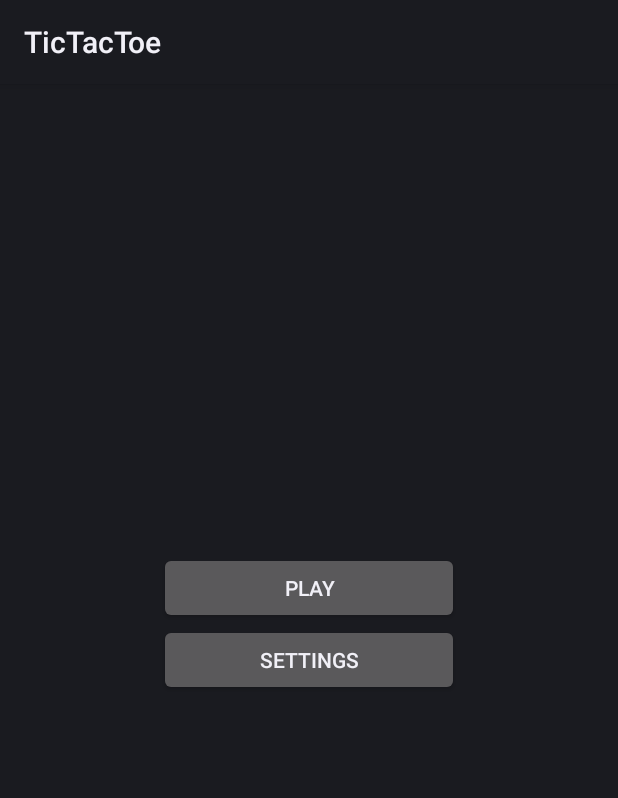
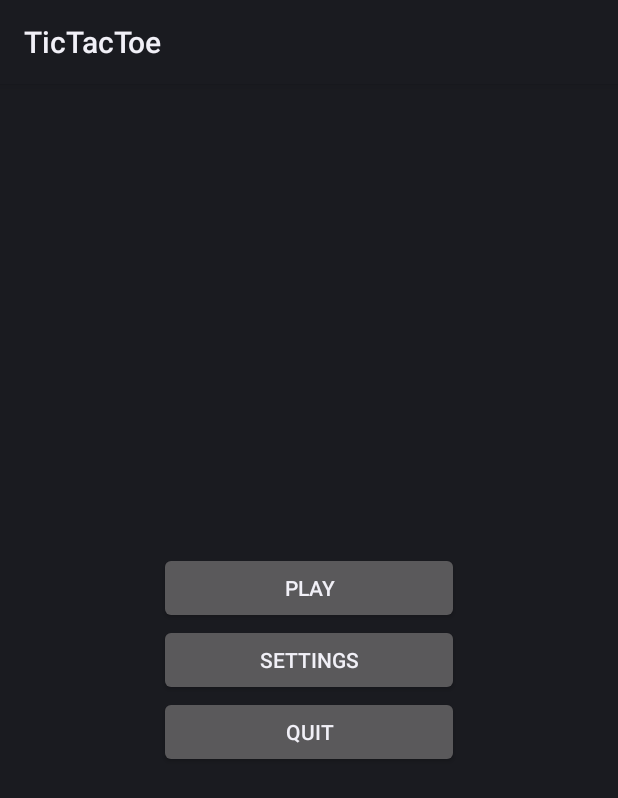
Before and after one commit to anasmohammed361/Tic-Tac-Toe, an Android app: the layout activity_main.xml on its own in the app's theme, with its tools: preview values and no code run, on a phone screen of 412 x 824 dp. Shown: the top 798 px of the screen. Run offline under Robolectric (Android 15) with nearby library versions, the phone set to English and light mode, and no system bars.

```diff
--- a/app/src/main/java/com/example/tictactoe/MainActivity.kt
+++ b/app/src/main/java/com/example/tictactoe/MainActivity.kt
@@ -12,6 +12,7 @@ class MainActivity : AppCompatActivity() {
         setContentView(R.layout.activity_main)
         var btnSettings=findViewById<Button>(R.id.settings_btn)
         var btnPlay=findViewById<Button>(R.id.play_btn)
+        var btnQuit=findViewById<Button>(R.id.quit_btn)
 
         btnPlay.setOnClickListener {
             var intent = Intent(applicationContext,GameActivity::class.java)
@@ -21,5 +22,8 @@ class MainActivity : AppCompatActivity() {
             var intent = Intent(applicationContext,SettingsActivity::class.java)
             startActivity(intent)
         }
+        btnQuit.setOnClickListener {
+            finish()
+        }
     }
 }
--- a/app/src/main/res/layout/activity_main.xml
+++ b/app/src/main/res/layout/activity_main.xml
@@ -35,7 +35,14 @@
         android:visibility="gone"
         android:text="History"/>
 
-
+    <Button
+        android:id="@+id/quit_btn"
+        android:layout_width="wrap_content"
+        android:layout_height="wrap_content"
+        android:minWidth="200dp"
+        android:layout_below="@+id/settings_btn"
+        android:layout_centerHorizontal="true"
+        android:text="Quit"/>
 
 
 </RelativeLayout>
```
Also changed, not shown: app/build.gradle (+4 -3 lines), app/src/main/java/com/example/tictactoe/AppDataBase.kt (deleted, +0 -36 lines), app/src/main/java/com/example/tictactoe/DBInterface.kt (deleted, +0 -22 lines), app/src/main/java/com/example/tictactoe/DataBase.kt (deleted, +0 -14 lines), app/src/main/java/com/example/tictactoe/GameActivity.kt (+19 -27 lines), app/src/main/java/com/example/tictactoe/database/AppDataBase.kt (added, +36 -0 lines), app/src/main/java/com/example/tictactoe/database/DBInterface.kt (added, +22 -0 lines), app/src/main/java/com/example/tictactoe/database/DataBase.kt (added, +13 -0 lines).
